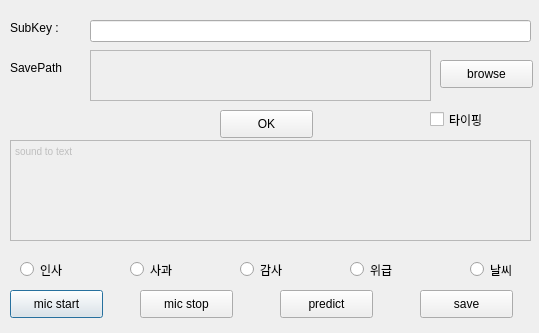
Before: the Qt Designer form main.ui in withdongyeong/stt_team3, drawn with Qt 5.
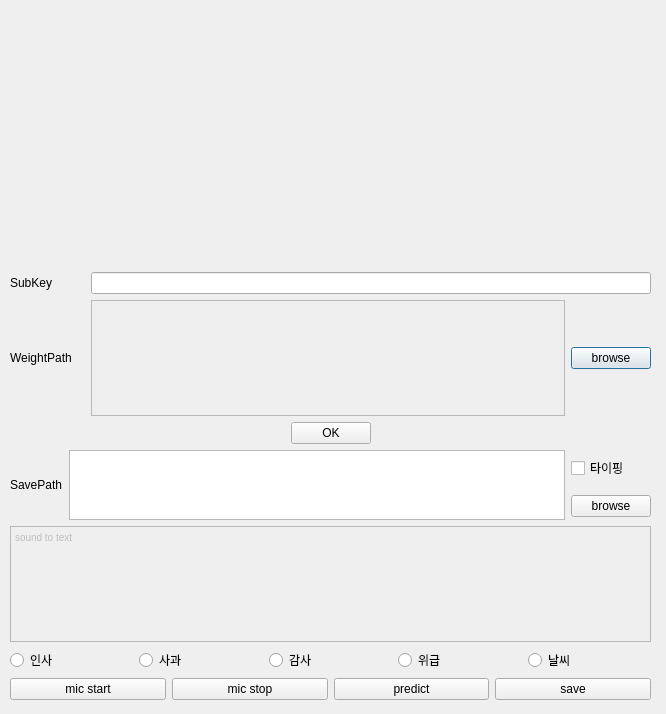
After: the same form once the commit is applied. Icons and pictures are not drawn.

```diff
--- a/main.ui
+++ b/main.ui
@@ -6,242 +6,318 @@
    <rect>
     <x>0</x>
     <y>0</y>
-    <width>539</width>
-    <height>333</height>
+    <width>666</width>
+    <height>714</height>
    </rect>
   </property>
   <property name="windowTitle">
    <string>Dialog</string>
   </property>
-  <widget class="QPushButton" name="startButton">
+  <widget class="QWidget" name="verticalLayoutWidget">
    <property name="geometry">
     <rect>
      <x>10</x>
-     <y>290</y>
-     <width>93</width>
-     <height>28</height>
+     <y>10</y>
+     <width>641</width>
+     <height>690</height>
     </rect>
    </property>
-   <property name="text">
-    <string>mic start</string>
-   </property>
-  </widget>
-  <widget class="QPushButton" name="browseButton">
-   <property name="geometry">
-    <rect>
-     <x>440</x>
-     <y>60</y>
-     <width>93</width>
-     <height>28</height>
-    </rect>
-   </property>
-   <property name="text">
-    <string>browse</string>
-   </property>
-  </widget>
-  <widget class="QLineEdit" name="subscriptionKeyEdit">
-   <property name="geometry">
-    <rect>
-     <x>90</x>
-     <y>20</y>
-     <width>441</width>
-     <height>22</height>
-    </rect>
+   <layout class="QVBoxLayout" name="verticalLayout">
+    <item>
+     <layout class="QGridLayout" name="gridLayout_2">
+      <item row="3" column="2">
+       <spacer name="verticalSpacer">
+        <property name="orientation">
+         <enum>Qt::Vertical</enum>
+        </property>
+        <property name="sizeHint" stdset="0">
+         <size>
+          <width>20</width>
+          <height>40</height>
+         </size>
+        </property>
+       </spacer>
+      </item>
+      <item row="2" column="0">
+       <spacer name="horizontalSpacer_3">
+        <property name="orientation">
+         <enum>Qt::Horizontal</enum>
+        </property>
+        <property name="sizeHint" stdset="0">
+         <size>
+          <width>40</width>
+          <height>20</height>
+         </size>
+        </property>
+       </spacer>
+      </item>
+      <item row="2" column="1">
+       <widget class="QLabel" name="label_3">
+        <property name="minimumSize">
+         <size>
+          <width>450</width>
+          <height>252</height>
+         </size>
+        </property>
+        <property name="maximumSize">
+         <size>
+          <width>450</width>
+          <height>252</height>
+         </size>
    </property>
    <property name="text">
     <string/>
    </property>
-  </widget>
+        <property name="pixmap">
+         <pixmap resource="resource.qrc">:/logo/imgs/logo.png</pixmap>
+        </property>
+        <property name="scaledContents">
+         <bool>true</bool>
+        </property>
+       </widget>
+      </item>
+      <item row="2" column="2">
+       <spacer name="horizontalSpacer_4">
+        <property name="orientation">
+         <enum>Qt::Horizontal</enum>
+        </property>
+        <property name="sizeHint" stdset="0">
+         <size>
+          <width>40</width>
+          <height>20</height>
+         </size>
+        </property>
+       </spacer>
+      </item>
+      <item row="1" column="2">
+       <spacer name="verticalSpacer_2">
+        <property name="orientation">
+         <enum>Qt::Vertical</enum>
+        </property>
+        <property name="sizeHint" stdset="0">
+         <size>
+          <width>20</width>
+          <height>40</height>
+         </size>
+        </property>
+       </spacer>
+      </item>
+     </layout>
+    </item>
+    <item>
+     <layout class="QVBoxLayout" name="verticalLayout_3">
+      <item>
+       <layout class="QHBoxLayout" name="horizontalLayout">
+        <item>
   <widget class="QLabel" name="subscriptionKeyLabel">
-   <property name="geometry">
-    <rect>
-     <x>10</x>
-     <y>20</y>
-     <width>55</width>
-     <height>16</height>
-    </rect>
+          <property name="minimumSize">
+           <size>
+            <width>75</width>
+            <height>20</height>
+           </size>
    </property>
    <property name="text">
-    <string>SubKey :</string>
-   </property>
-  </widget>
-  <widget class="QPushButton" name="stopButton">
-   <property name="geometry">
-    <rect>
-     <x>140</x>
-     <y>290</y>
-     <width>93</width>
-     <height>28</height>
-    </rect>
-   </property>
+           <string>SubKey</string>
+          </property>
+         </widget>
+        </item>
+        <item>
+         <widget class="QLineEdit" name="subscriptionKeyEdit">
+          <property name="text">
+           <string/>
+          </property>
+         </widget>
+        </item>
+       </layout>
+      </item>
+      <item>
+       <layout class="QHBoxLayout" name="horizontalLayout_2">
+        <item>
+         <widget class="QLabel" name="label">
+          <property name="minimumSize">
+           <size>
+            <width>75</width>
+            <height>20</height>
+           </size>
+          </property>
    <property name="text">
-    <string>mic stop</string>
-   </property>
-  </widget>
-  <widget class="QTextEdit" name="soundToTextView">
+           <string>WeightPath</string>
+          </property>
+         </widget>
+        </item>
+        <item>
+         <widget class="QTextEdit" name="browseEdit">
    <property name="enabled">
     <bool>false</bool>
    </property>
-   <property name="geometry">
-    <rect>
-     <x>10</x>
-     <y>140</y>
-     <width>521</width>
-     <height>101</height>
-    </rect>
-   </property>
-   <property name="html">
-    <string>&lt;!DOCTYPE HTML PUBLIC &quot;-//W3C//DTD HTML 4.0//EN&quot; &quot;http://www.w3.org/TR/REC-html40/strict.dtd&quot;&gt;
-&lt;html&gt;&lt;head&gt;&lt;meta name=&quot;qrichtext&quot; content=&quot;1&quot; /&gt;&lt;style type=&quot;text/css&quot;&gt;
-p, li { white-space: pre-wrap; }
-&lt;/style&gt;&lt;/head&gt;&lt;body style=&quot; font-family:'Gulim'; font-size:9pt; font-weight:400; font-style:normal;&quot;&gt;
-&lt;p style=&quot; margin-top:0px; margin-bottom:0px; margin-left:0px; margin-right:0px; -qt-block-indent:0; text-indent:0px;&quot;&gt;&lt;span style=&quot; font-family:'MS Shell Dlg 2'; font-size:7.8pt;&quot;&gt;sound to text&lt;/span&gt;&lt;/p&gt;&lt;/body&gt;&lt;/html&gt;</string>
-   </property>
-  </widget>
+         </widget>
+        </item>
+        <item>
+         <widget class="QPushButton" name="browseButton">
+          <property name="text">
+           <string>browse</string>
+          </property>
+         </widget>
+        </item>
+       </layout>
+      </item>
+      <item>
+       <layout class="QHBoxLayout" name="horizontalLayout_4">
+        <item>
+         <spacer name="horizontalSpacer">
+          <property name="orientation">
+           <enum>Qt::Horizontal</enum>
+          </property>
+          <property name="sizeHint" stdset="0">
+           <size>
+            <width>40</width>
+            <height>20</height>
+           </size>
+          </property>
+         </spacer>
+        </item>
+        <item>
   <widget class="QPushButton" name="okButton">
-   <property name="geometry">
-    <rect>
-     <x>220</x>
-     <y>110</y>
-     <width>93</width>
-     <height>28</height>
-    </rect>
-   </property>
    <property name="text">
     <string>OK</string>
    </property>
   </widget>
+        </item>
+        <item>
+         <spacer name="horizontalSpacer_2">
+          <property name="orientation">
+           <enum>Qt::Horizontal</enum>
+          </property>
+          <property name="sizeHint" stdset="0">
+           <size>
+            <width>40</width>
+            <height>20</height>
+           </size>
+          </property>
+         </spacer>
+        </item>
+       </layout>
+      </item>
+     </layout>
+    </item>
+    <item>
+     <layout class="QGridLayout" name="gridLayout_3">
+      <item row="1" column="2">
+       <widget class="QPushButton" name="saveBrowseButton">
+        <property name="text">
+         <string>browse</string>
+        </property>
+       </widget>
+      </item>
+      <item row="0" column="1" rowspan="2">
+       <widget class="QTextEdit" name="saveTextPath"/>
+      </item>
+      <item row="0" column="2">
+       <widget class="QCheckBox" name="typing">
+        <property name="text">
+         <string>타이핑</string>
+        </property>
+       </widget>
+      </item>
+      <item row="0" column="0" rowspan="2">
+       <widget class="QLabel" name="label_2">
+        <property name="text">
+         <string>SavePath</string>
+        </property>
+       </widget>
+      </item>
+      <item row="2" column="0" colspan="3">
+       <layout class="QGridLayout" name="gridLayout_4">
+        <item row="2" column="3">
+         <widget class="QRadioButton" name="emergencyRadioButton">
+          <property name="text">
+           <string>위급</string>
+          </property>
+         </widget>
+        </item>
+        <item row="2" column="0">
   <widget class="QRadioButton" name="greetingRadioButton">
-   <property name="geometry">
-    <rect>
-     <x>20</x>
-     <y>260</y>
-     <width>61</width>
-     <height>19</height>
-    </rect>
-   </property>
    <property name="text">
     <string>인사</string>
    </property>
   </widget>
-  <widget class="QRadioButton" name="apologizeRadioButton">
-   <property name="geometry">
-    <rect>
-     <x>130</x>
-     <y>260</y>
-     <width>61</width>
-     <height>19</height>
-    </rect>
-   </property>
-   <property name="text">
-    <string>사과</string>
-   </property>
-  </widget>
+        </item>
+        <item row="2" column="2">
   <widget class="QRadioButton" name="thankRadioButton">
-   <property name="geometry">
-    <rect>
-     <x>240</x>
-     <y>260</y>
-     <width>61</width>
-     <height>19</height>
-    </rect>
-   </property>
    <property name="text">
     <string>감사</string>
    </property>
   </widget>
-  <widget class="QRadioButton" name="emergencyRadioButton">
-   <property name="geometry">
-    <rect>
-     <x>350</x>
-     <y>260</y>
-     <width>61</width>
-     <height>19</height>
-    </rect>
-   </property>
+        </item>
+        <item row="2" column="1">
+         <widget class="QRadioButton" name="apologizeRadioButton">
    <property name="text">
-    <string>위급</string>
-   </property>
-  </widget>
+           <string>사과</string>
+          </property>
+         </widget>
+        </item>
+        <item row="2" column="4">
   <widget class="QRadioButton" name="weatherRadioButton">
-   <property name="geometry">
-    <rect>
-     <x>470</x>
-     <y>260</y>
-     <width>61</width>
-     <height>19</height>
-    </rect>
-   </property>
    <property name="text">
     <string>날씨</string>
    </property>
   </widget>
-  <widget class="QPushButton" name="saveButton">
-   <property name="geometry">
-    <rect>
-     <x>420</x>
-     <y>290</y>
-     <width>93</width>
-     <height>28</height>
-    </rect>
-   </property>
-   <property name="text">
-    <string>save</string>
-   </property>
-  </widget>
-  <widget class="QLabel" name="label">
-   <property name="geometry">
-    <rect>
-     <x>10</x>
-     <y>60</y>
-     <width>64</width>
-     <height>15</height>
-    </rect>
-   </property>
-   <property name="text">
-    <string>SavePath</string>
-   </property>
-  </widget>
-  <widget class="QTextEdit" name="browseEdit">
+        </item>
+        <item row="1" column="0" colspan="5">
+         <widget class="QTextEdit" name="soundToTextView">
    <property name="enabled">
     <bool>false</bool>
    </property>
-   <property name="geometry">
-    <rect>
-     <x>90</x>
-     <y>50</y>
-     <width>341</width>
-     <height>51</height>
-    </rect>
-   </property>
-  </widget>
-  <widget class="QCheckBox" name="typing">
-   <property name="geometry">
-    <rect>
-     <x>430</x>
-     <y>110</y>
-     <width>96</width>
-     <height>19</height>
-    </rect>
-   </property>
+          <property name="html">
+           <string>&lt;!DOCTYPE HTML PUBLIC &quot;-//W3C//DTD HTML 4.0//EN&quot; &quot;http://www.w3.org/TR/REC-html40/strict.dtd&quot;&gt;
+&lt;html&gt;&lt;head&gt;&lt;meta name=&quot;qrichtext&quot; content=&quot;1&quot; /&gt;&lt;style type=&quot;text/css&quot;&gt;
+p, li { white-space: pre-wrap; }
+&lt;/style&gt;&lt;/head&gt;&lt;body style=&quot; font-family:'Gulim'; font-size:9pt; font-weight:400; font-style:normal;&quot;&gt;
+&lt;p style=&quot; margin-top:0px; margin-bottom:0px; margin-left:0px; margin-right:0px; -qt-block-indent:0; text-indent:0px;&quot;&gt;&lt;span style=&quot; font-family:'MS Shell Dlg 2'; font-size:7.8pt;&quot;&gt;sound to text&lt;/span&gt;&lt;/p&gt;&lt;/body&gt;&lt;/html&gt;</string>
+          </property>
+         </widget>
+        </item>
+       </layout>
+      </item>
+     </layout>
+    </item>
+    <item>
+     <layout class="QGridLayout" name="gridLayout_5">
+      <item row="0" column="1">
+       <widget class="QPushButton" name="stopButton">
    <property name="text">
-    <string>타이핑</string>
-   </property>
-  </widget>
+         <string>mic stop</string>
+        </property>
+       </widget>
+      </item>
+      <item row="0" column="2">
   <widget class="QPushButton" name="predictButton">
-   <property name="geometry">
-    <rect>
-     <x>280</x>
-     <y>290</y>
-     <width>93</width>
-     <height>28</height>
-    </rect>
-   </property>
    <property name="text">
     <string>predict</string>
    </property>
   </widget>
- </widget>
- <resources/>
+      </item>
+      <item row="0" column="0">
+       <widget class="QPushButton" name="startButton">
+        <property name="text">
+         <string>mic start</string>
+        </property>
+       </widget>
+      </item>
+      <item row="0" column="3">
+       <widget class="QPushButton" name="saveButton">
+        <property name="text">
+         <string>save</string>
+        </property>
+       </widget>
+      </item>
+     </layout>
+    </item>
+   </layout>
+  </widget>
+ </widget>
+ <resources>
+  <include location="resource.qrc"/>
+ </resources>
  <connections/>
 </ui>
```
Lines whose indentation alone changed are shown as unchanged.
